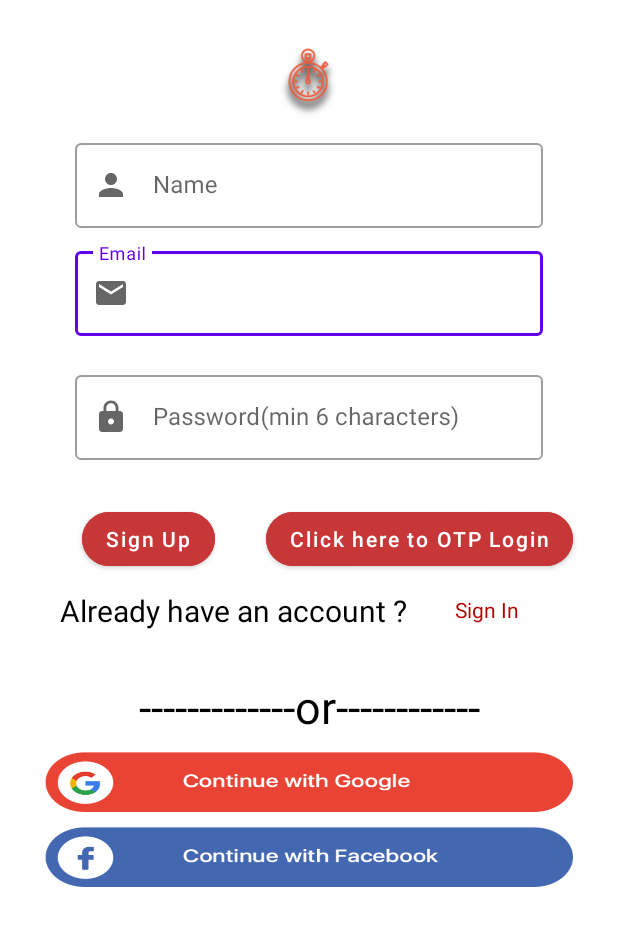
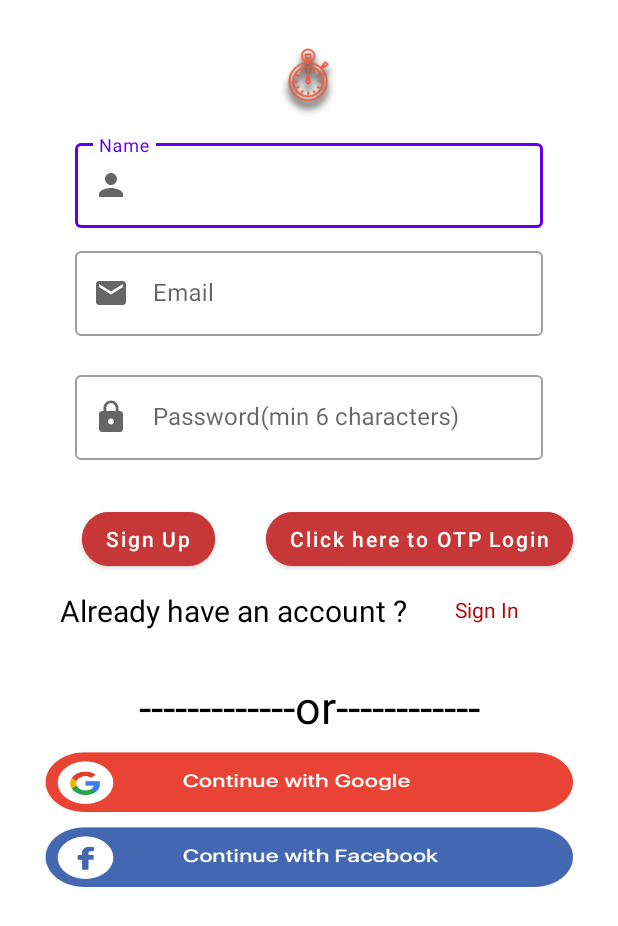
Before and after one commit to MohamedRizwan399/Player-Sample-Project, an Android app: the LoginBaseActivity screen opened directly, with no data from a screen before it, after a tap on "Register Here", on a phone screen of 412 x 824 dp. Shown: the top 926 px of the screen. Run offline under Robolectric (Android 15) with nearby library versions, the phone set to English and light mode, and no system bars; our stand-ins replace Firebase (no records; nobody signed in at launch, a user with empty details on screens opened directly); 1 other tap on this screen came first.

Commit message:
#TRAPWLS-19 code optimized

```diff
--- a/app/src/main/java/com/example/player_sample_project/authentication/LoginBaseActivity.kt
+++ b/app/src/main/java/com/example/player_sample_project/authentication/LoginBaseActivity.kt
@@ -1,5 +1,6 @@
 package com.example.player_sample_project.authentication
 
+import android.app.ActivityManager
 import android.content.Intent
 import android.os.Bundle
 import android.util.Log
@@ -10,6 +11,7 @@ import android.widget.TextView
 import android.widget.Toast
 import androidx.activity.result.contract.ActivityResultContracts
 import androidx.appcompat.app.AppCompatActivity
+import androidx.core.content.ContextCompat
 import com.example.player_sample_project.R
 import com.example.player_sample_project.activity.MainActivity
 import com.example.player_sample_project.app.AppController
@@ -68,6 +70,12 @@ class LoginBaseActivity : AppCompatActivity() {
     override fun onCreate(savedInstanceState: Bundle?) {
         super.onCreate(savedInstanceState)
         setContentView(R.layout.activity_login_base)
+
+        // To change the default to preferred color of app description when goes to recent
+        val taskDescription = ActivityManager.TaskDescription(
+            getString(R.string.app_name), null, ContextCompat.getColor(this, R.color.dark_white))
+        setTaskDescription(taskDescription)
+
         setupViews()
         onclickSignInText()
         onclickSignUpText()
@@ -179,6 +187,10 @@ class LoginBaseActivity : AppCompatActivity() {
         orView = findViewById(R.id.or_view)
         googleLoginButton = findViewById(R.id.google_signIn_button)
         fbLogin = findViewById(R.id.facebook_signIn)
+
+        fbLogin.setOnClickListener(View.OnClickListener {
+            Toast.makeText(applicationContext, "Right now not implemented.Check with GoogleLogin or sign In here", Toast.LENGTH_LONG).show()
+        })
     }
 
     private fun onclickSignInText() {
@@ -190,6 +202,9 @@ class LoginBaseActivity : AppCompatActivity() {
 
                 signIn_text.visibility = View.GONE
                 signUp_text.visibility = View.VISIBLE
+
+                //initial focus
+                textView2.requestFocus()
             }
         })
     }
@@ -202,6 +217,9 @@ class LoginBaseActivity : AppCompatActivity() {
 
             signIn_text.visibility = View.VISIBLE
             signUp_text.visibility = View.GONE
+
+            //initial focus
+            textview1.requestFocus()
         })
     }
 
--- a/app/src/main/res/layout/activity_login_base.xml
+++ b/app/src/main/res/layout/activity_login_base.xml
@@ -38,6 +38,7 @@
         android:layout_marginTop="10dp"
         android:layout_marginStart="50dp"
         android:layout_marginEnd="50dp"
+        android:focusable="true"
         app:endIconMode="clear_text"
         app:startIconDrawable="@drawable/ic_baseline_person_24"
         app:layout_constraintStart_toStartOf="parent"
@@ -58,6 +59,7 @@
         android:layout_marginStart="50dp"
         android:layout_marginTop="10dp"
         android:layout_marginEnd="50dp"
+        android:focusable="true"
         app:errorEnabled="true"
         app:endIconMode="clear_text"
         app:startIconDrawable="@drawable/ic_baseline_email_24"
@@ -78,6 +80,7 @@
         android:layout_height="wrap_content"
         android:layout_marginStart="50dp"
         android:layout_marginEnd="50dp"
+        android:focusable="true"
         app:endIconMode="clear_text"
         app:errorEnabled="true"
         app:startIconDrawable="@drawable/ic_baseline_lock_24"
```
